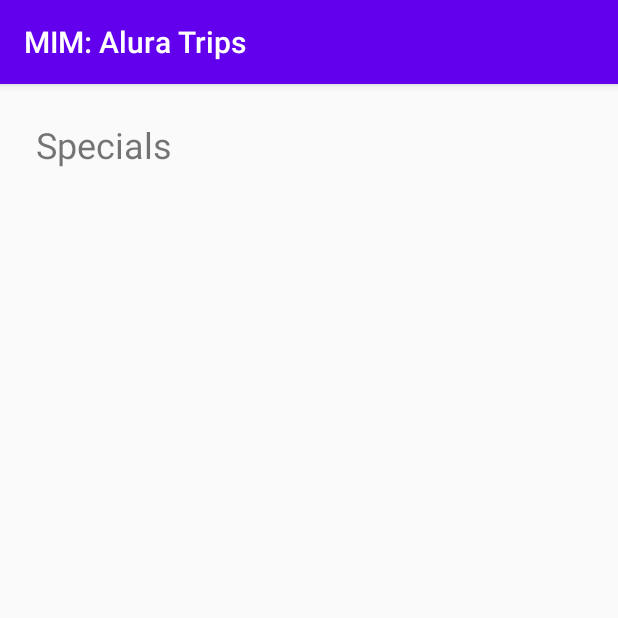
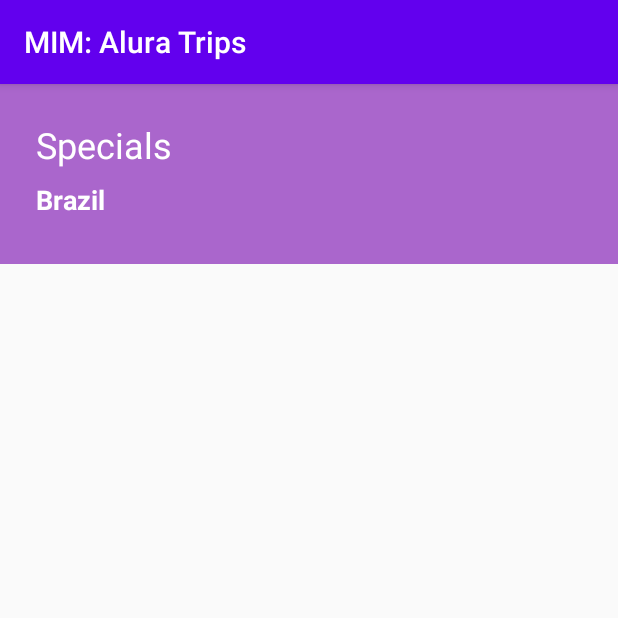
Before and after one commit to MimMarcelo/alura-android-layout, an Android app: the screen it shows after launch (TripListActivity), on a phone screen of 412 x 824 dp, the top half of it. Run offline under Robolectric (Android 15) with nearby library versions, the phone set to English and light mode, and no system bars.

Commit message:
Adicionados elementos gráficos da activity

```diff
--- a/app/src/main/res/layout/activity_trip_list.xml
+++ b/app/src/main/res/layout/activity_trip_list.xml
@@ -6,6 +6,16 @@
     android:layout_height="match_parent"
     tools:context=".ui.activity.TripListActivity">
 
+    <ImageView
+        android:id="@+id/img_banner_list_trips_activity"
+        android:layout_width="0dp"
+        android:layout_height="@dimen/banner_height"
+        android:background="@android:color/holo_purple"
+        android:contentDescription="@string/banner_background_image_description"
+        app:layout_constraintEnd_toEndOf="parent"
+        app:layout_constraintStart_toStartOf="parent"
+        app:layout_constraintTop_toTopOf="parent" />
+
     <TextView
         android:id="@+id/txt_header_list_trips_activity"
         android:layout_width="wrap_content"
@@ -13,7 +23,30 @@
         android:layout_marginStart="@dimen/margin_large"
         android:layout_marginTop="@dimen/margin_large"
         android:text="@string/header_list_trips_activity"
-        android:textSize="@dimen/text_large"
+        android:textColor="@android:color/white"
+        android:textSize="@dimen/text_extra_large"
         app:layout_constraintStart_toStartOf="parent"
         app:layout_constraintTop_toTopOf="parent" />
+
+    <TextView
+        android:id="@+id/txt_subtitle_list_trips_activity"
+        android:layout_width="wrap_content"
+        android:layout_height="wrap_content"
+        android:layout_marginTop="@dimen/margin_small"
+        android:text="@string/brazil"
+        android:textColor="@android:color/white"
+        android:textSize="@dimen/text_large"
+        android:textStyle="bold"
+        app:layout_constraintStart_toStartOf="@+id/txt_header_list_trips_activity"
+        app:layout_constraintTop_toBottomOf="@+id/txt_header_list_trips_activity" />
+
+    <ListView
+        android:id="@+id/ltv_trips"
+        android:layout_width="0dp"
+        android:layout_height="0dp"
+        app:layout_constraintStart_toStartOf="parent"
+        app:layout_constraintTop_toBottomOf="@+id/img_banner_list_trips_activity"
+        app:layout_constraintEnd_toEndOf="parent"
+        app:layout_constraintBottom_toBottomOf="parent"/>
+
 </androidx.constraintlayout.widget.ConstraintLayout>
--- a/app/src/main/res/values/dimens.xml
+++ b/app/src/main/res/values/dimens.xml
@@ -2,5 +2,7 @@
 <resources>
     <dimen name="margin_small">8dp</dimen>
     <dimen name="margin_large">24dp</dimen>
-    <dimen name="text_large">24sp</dimen>
+    <dimen name="text_extra_large">24sp</dimen>
+    <dimen name="text_large">18sp</dimen>
+    <dimen name="banner_height">120dp</dimen>
 </resources>
--- a/app/src/main/res/values/strings.xml
+++ b/app/src/main/res/values/strings.xml
@@ -1,4 +1,6 @@
 <resources>
     <string name="app_name">MIM: Alura Trips</string>
     <string name="header_list_trips_activity">Specials</string>
+    <string name="brazil">Brazil</string>
+    <string name="banner_background_image_description">Banner background image</string>
 </resources>
```
